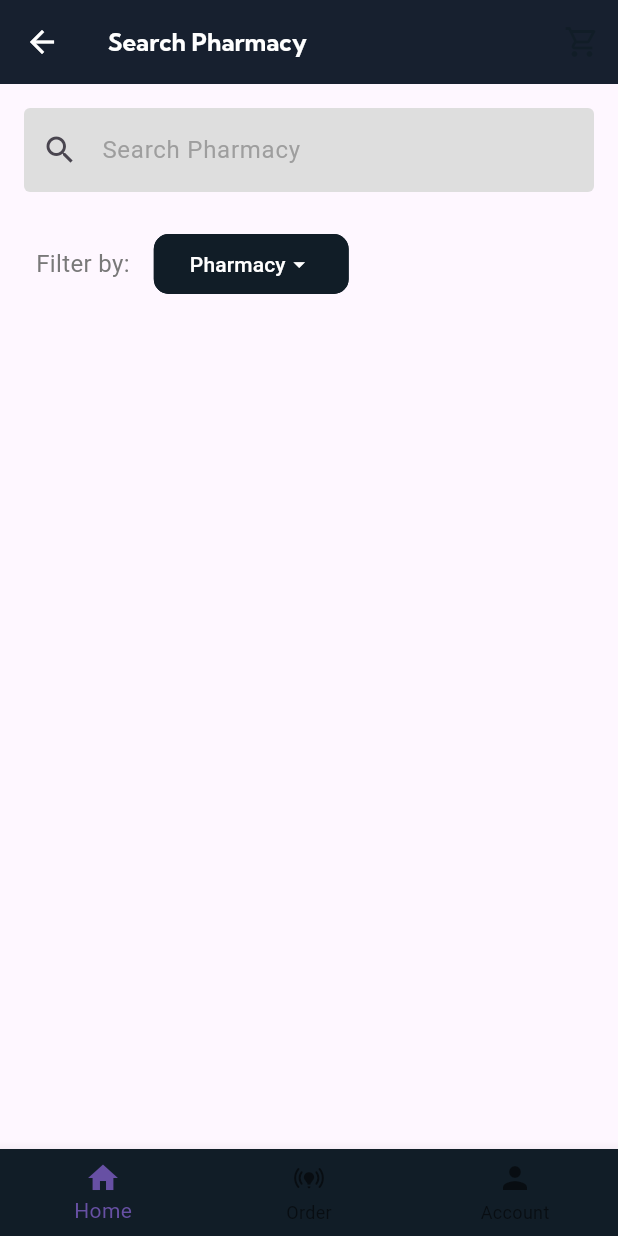
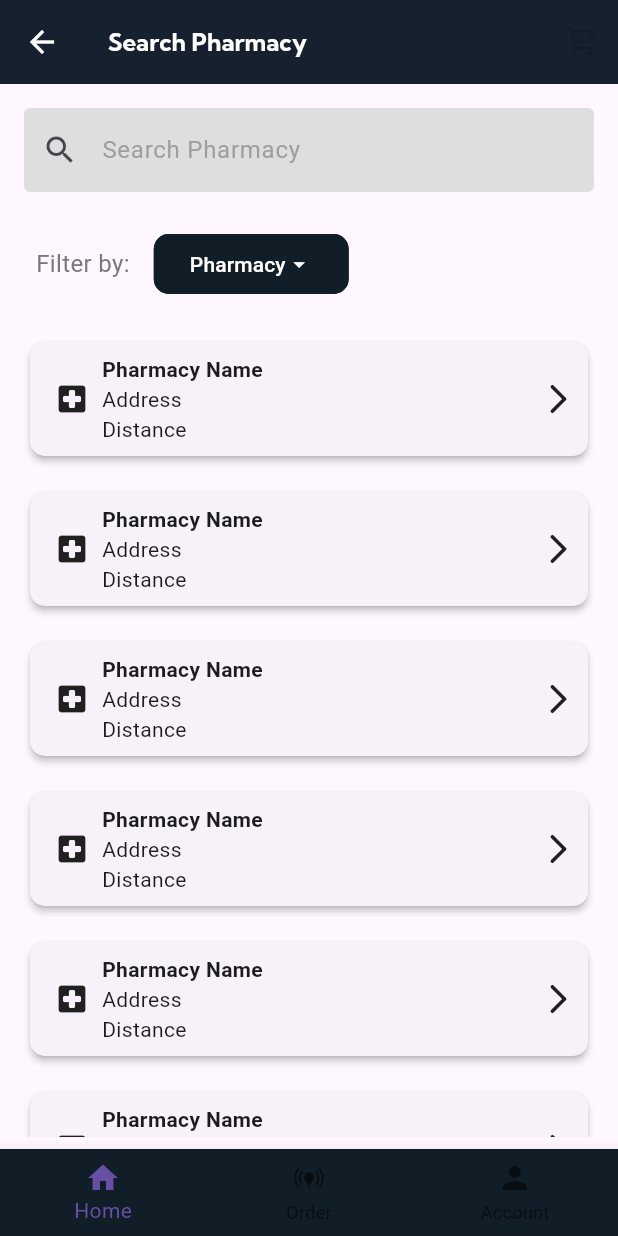
Before and after one commit to Kay-kwaw/Healthker-app-clone, a Flutter app: the SearchScreen screen opened directly, on a phone screen of 412 x 824 dp. Run offline on Flutter 3.47's test engine with Material 3 defaults, Android fonts, the light colour scheme and no system bars; our stand-ins replace carousel_slider, flutter_screenutil, shared_preferences; accounts and stored records are empty.

Commit message:
search screen

```diff
--- a/lib/constants/Index.dart
+++ b/lib/constants/Index.dart
@@ -41,6 +41,7 @@ class _IndexState extends State<Index> {
   final int currentIndex;
   final ValueChanged<int> onTap;
 
+
   const MyBottomNavigationBar({super.key, required this.currentIndex, required this.onTap});
 
   @override
--- a/lib/screens/search/search.dart
+++ b/lib/screens/search/search.dart
@@ -79,9 +79,43 @@ class _SearchScreenState extends State<SearchScreen> {
                 ],
               ),
             ),
-            // const Padding(padding: EdgeInsets.all(8.0),
-            // child: Text("Pharmacy near you", style: TextStyle(color: Color.fromARGB(255, 121, 121, 121), fontSize: 16),)
-            // )
+            Expanded(
+              child: ListView.builder(
+                itemCount: 10,
+                itemBuilder: (context, index) {
+                  return Padding(
+                    padding: const EdgeInsets.all(8.0),
+                    child: Card(
+                      elevation: 2,
+                      shape: RoundedRectangleBorder(
+                        borderRadius: BorderRadius.circular(10),
+                      ),
+                      child: const Padding(
+                        padding: EdgeInsets.all(8.0),
+                        child: Row(
+                          children: [
+                            Padding(
+                              padding: EdgeInsets.all(8.0),
+                              child: Icon(Icons.local_hospital_rounded),
+                            ),
+                            Column(
+                              crossAxisAlignment: CrossAxisAlignment.start,
+                              children: [
+                                Text("Pharmacy Name", style: TextStyle(fontWeight: FontWeight.bold),),
+                                Text("Address"),
+                                Text("Distance"),
+                              ],
+                            ),
+                            Spacer(),
+                            Icon(Icons.arrow_forward_ios_rounded),
+                          ],
+                        ),
+                      ),
+                    ),
+                  );
+                },
+              ),
+            ),
           ],
         ),
       ),
```
